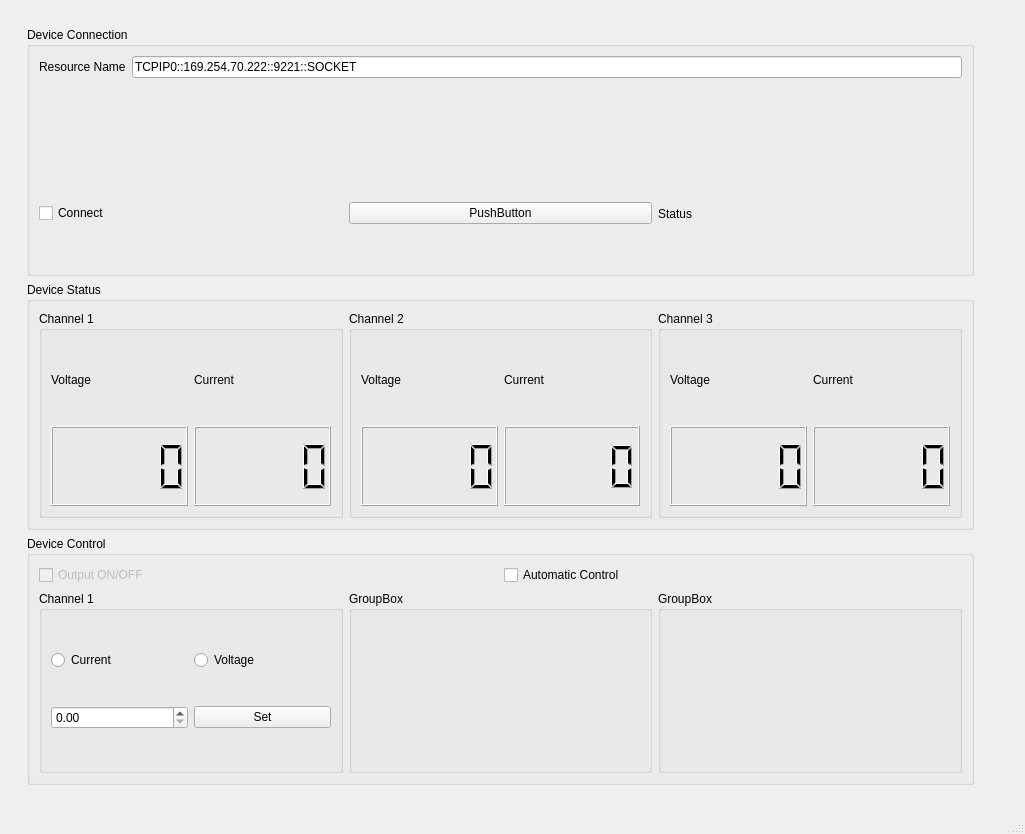
Old version of the form coilGUI.ui in the repository schaefferCastle/coilcontrol.
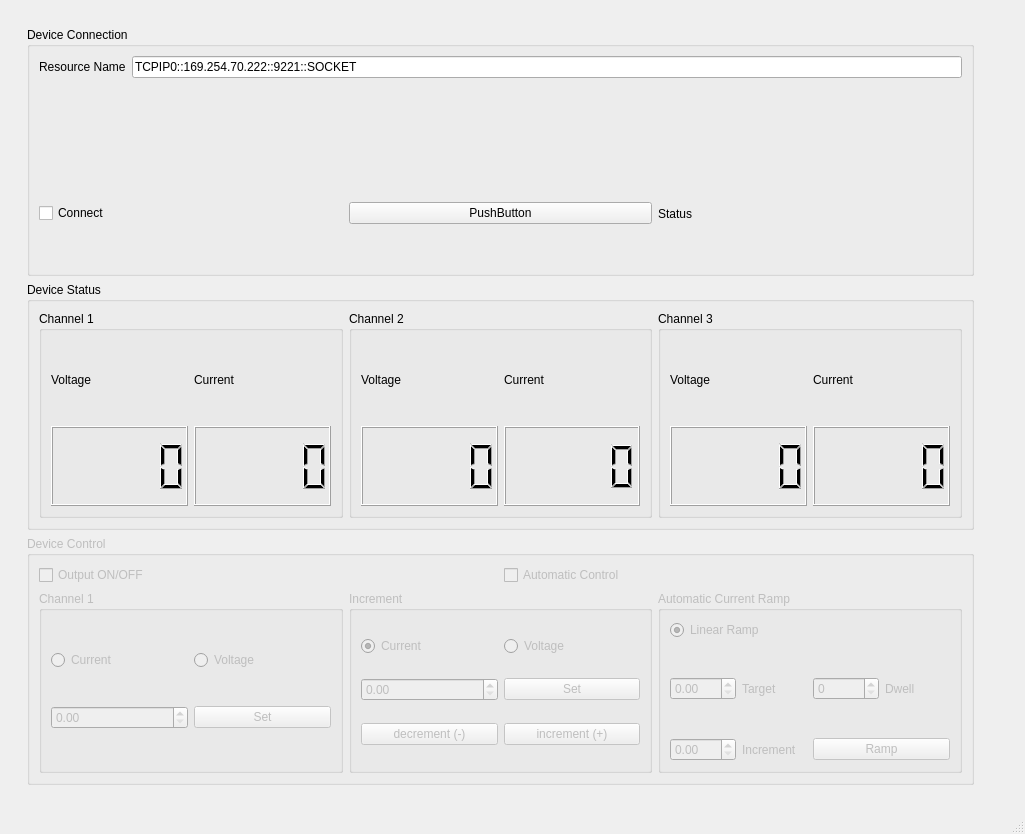
New version of the form. Custom widgets are drawn as their Qt base class.

What changed in the file:
```diff
--- a/coilGUI.ui
+++ b/coilGUI.ui
@@ -209,7 +209,10 @@
            </widget>
           </item>
           <item>
-           <widget class="QGroupBox" name="groupBox_3">
+           <widget class="QGroupBox" name="groupBox_deviceControl">
+            <property name="enabled">
+             <bool>false</bool>
+            </property>
             <property name="title">
              <string>Device Control</string>
             </property>
@@ -294,15 +297,145 @@
                  <item>
                   <widget class="QGroupBox" name="groupBox_8">
                    <property name="title">
-                    <string>GroupBox</string>
+                    <string>Increment</string>
                    </property>
+                   <layout class="QVBoxLayout" name="verticalLayout_15">
+                    <item>
+                     <layout class="QHBoxLayout" name="horizontalLayout_16">
+                      <item>
+                       <widget class="QRadioButton" name="radio_currinc">
+                        <property name="text">
+                         <string>Current</string>
+                        </property>
+                        <property name="checked">
+                         <bool>true</bool>
+                        </property>
+                       </widget>
+                      </item>
+                      <item>
+                       <widget class="QRadioButton" name="radio_voltinc">
+                        <property name="text">
+                         <string>Voltage</string>
+                        </property>
+                       </widget>
+                      </item>
+                     </layout>
+                    </item>
+                    <item>
+                     <layout class="QHBoxLayout" name="horizontalLayout_14">
+                      <item>
+                       <widget class="QDoubleSpinBox" name="doubleSpinBox_setincr">
+                        <property name="maximum">
+                         <double>35.000000000000000</double>
+                        </property>
+                        <property name="singleStep">
+                         <double>0.010000000000000</double>
+                        </property>
+                       </widget>
+                      </item>
+                      <item>
+                       <widget class="QPushButton" name="pushButton_setincr">
+                        <property name="text">
+                         <string>Set</string>
+                        </property>
+                       </widget>
+                      </item>
+                     </layout>
+                    </item>
+                    <item>
+                     <layout class="QHBoxLayout" name="horizontalLayout_15">
+                      <item>
+                       <widget class="QPushButton" name="pushButton_subincr">
+                        <property name="text">
+                         <string>decrement (-)</string>
+                        </property>
+                       </widget>
+                      </item>
+                      <item>
+                       <widget class="QPushButton" name="pushButton_addincr">
+                        <property name="text">
+                         <string>increment (+)</string>
+                        </property>
+                       </widget>
+                      </item>
+                     </layout>
+                    </item>
+                   </layout>
                   </widget>
                  </item>
                  <item>
                   <widget class="QGroupBox" name="groupBox_9">
                    <property name="title">
-                    <string>GroupBox</string>
+                    <string>Automatic Current Ramp</string>
                    </property>
+                   <layout class="QGridLayout" name="gridLayout">
+                    <item row="0" column="0">
+                     <widget class="QRadioButton" name="radio_linramp">
+                      <property name="enabled">
+                       <bool>false</bool>
+                      </property>
+                      <property name="text">
+                       <string>Linear Ramp</string>
+                      </property>
+                      <property name="checked">
+                       <bool>true</bool>
+                      </property>
+                     </widget>
+                    </item>
+                    <item row="1" column="0">
+                     <layout class="QHBoxLayout" name="horizontalLayout_17">
+                      <item>
+                       <widget class="QDoubleSpinBox" name="doubleSpinBox_target"/>
+                      </item>
+                      <item>
+                       <widget class="QLabel" name="label_9">
+                        <property name="text">
+                         <string>Target</string>
+                        </property>
+                       </widget>
+                      </item>
+                     </layout>
+                    </item>
+                    <item row="1" column="1">
+                     <layout class="QHBoxLayout" name="horizontalLayout_18">
+                      <item>
+                       <widget class="QSpinBox" name="spinBox_dwell">
+                        <property name="maximum">
+                         <number>1000</number>
+                        </property>
+                       </widget>
+                      </item>
+                      <item>
+                       <widget class="QLabel" name="label_10">
+                        <property name="text">
+                         <string>Dwell </string>
+                        </property>
+                       </widget>
+                      </item>
+                     </layout>
+                    </item>
+                    <item row="2" column="0">
+                     <layout class="QHBoxLayout" name="horizontalLayout_19">
+                      <item>
+                       <widget class="QDoubleSpinBox" name="doubleSpinBox_autoincr"/>
+                      </item>
+                      <item>
+                       <widget class="QLabel" name="label_8">
+                        <property name="text">
+                         <string>Increment</string>
+                        </property>
+                       </widget>
+                      </item>
+                     </layout>
+                    </item>
+                    <item row="2" column="1">
+                     <widget class="QPushButton" name="pushButton_startramp">
+                      <property name="text">
+                       <string>Ramp</string>
+                      </property>
+                     </widget>
+                    </item>
+                   </layout>
                   </widget>
                  </item>
                 </layout>
```
Left out of the diff: 2 changed lines with no effect on the pictures.
